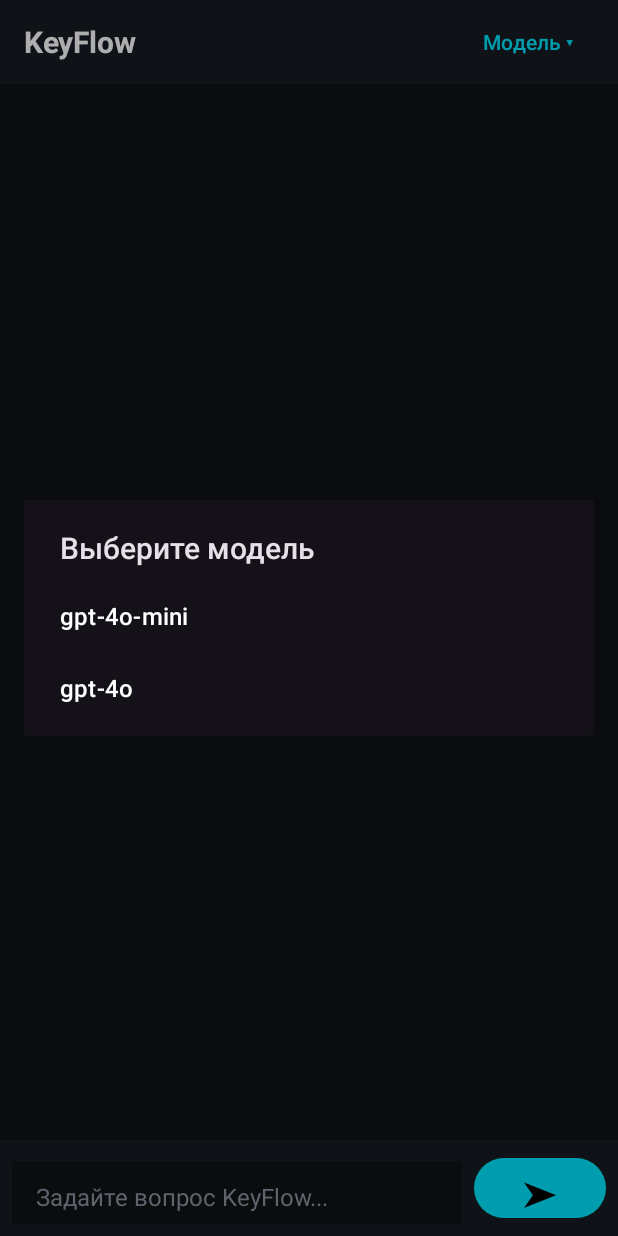
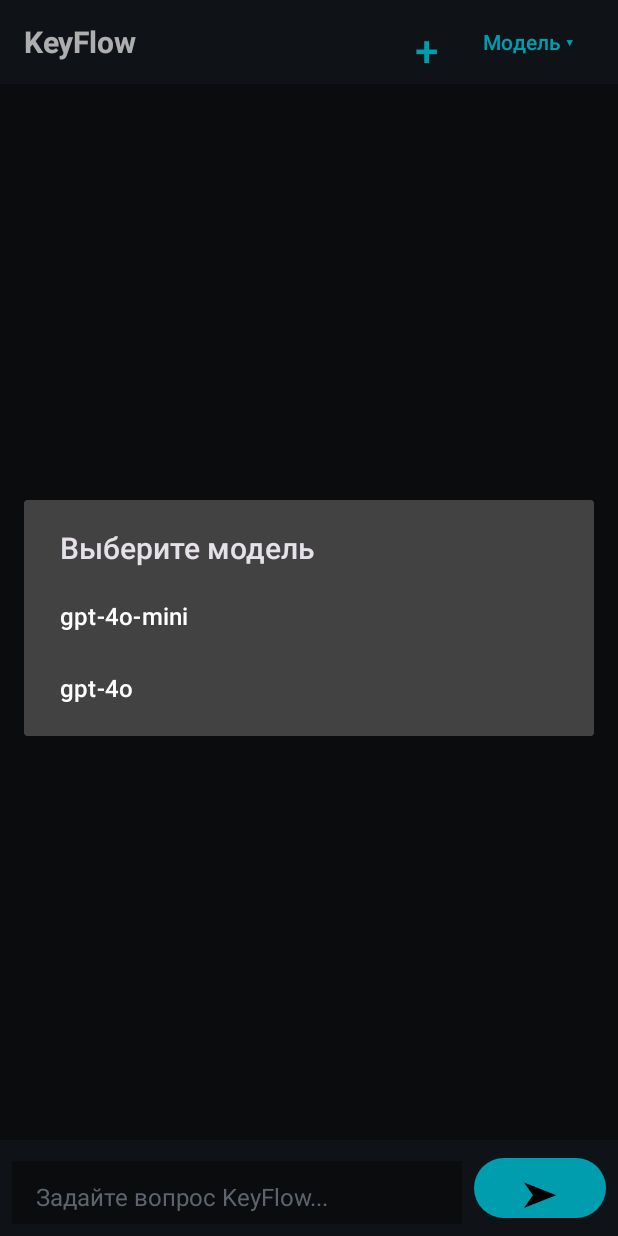
Before and after one commit to Ivan73738182/KeyFlow, an Android app: the ChatActivity screen opened directly, with no data from a screen before it, after a tap on "Модель ▾", on a phone screen of 412 x 824 dp. Run offline under Robolectric (Android 15) with nearby library versions, the phone set to English and light mode, and no system bars; 8 statements that could not run were skipped.

Commit message:
Fix: add New Chat button correctly

```diff
--- a/app/src/main/java/com/ivangames/keyflow/ChatActivity.kt
+++ b/app/src/main/java/com/ivangames/keyflow/ChatActivity.kt
@@ -134,7 +134,8 @@ class ChatActivity : AppCompatActivity() {
             arrayOf("gpt-4o-mini", "gpt-4o")
         }
 
-        val builder = AlertDialog.Builder(this, R.style.Theme_Material3_Dark_Dialog)
+        // ИСПРАВЛЕНИЕ: Убрали R.style.Theme_Material3_Dark_Dialog
+        val builder = AlertDialog.Builder(this)
         builder.setTitle("Выберите модель")
         builder.setItems(models) { dialog, which ->
             selectedModel = models[which]
--- a/app/src/main/res/layout/activity_chat.xml
+++ b/app/src/main/res/layout/activity_chat.xml
@@ -25,6 +25,18 @@
             android:textSize="20sp"
             android:textStyle="bold" />
 
+        <!-- Кнопка Новый чат -->
+        <com.google.android.material.button.MaterialButton
+            android:id="@+id/btnNewChat"
+            style="@style/Widget.Material3.Button.TextButton"
+            android:layout_width="48dp"
+            android:layout_height="48dp"
+            android:text="+"
+            android:textColor="#00E5FF"
+            android:textSize="28sp"
+            app:backgroundTint="@android:color/transparent" />
+
+        <!-- Кнопка Выбор модели -->
         <com.google.android.material.button.MaterialButton
             android:id="@+id/btnModelSelect"
             style="@style/Widget.Material3.Button.TextButton"
```
